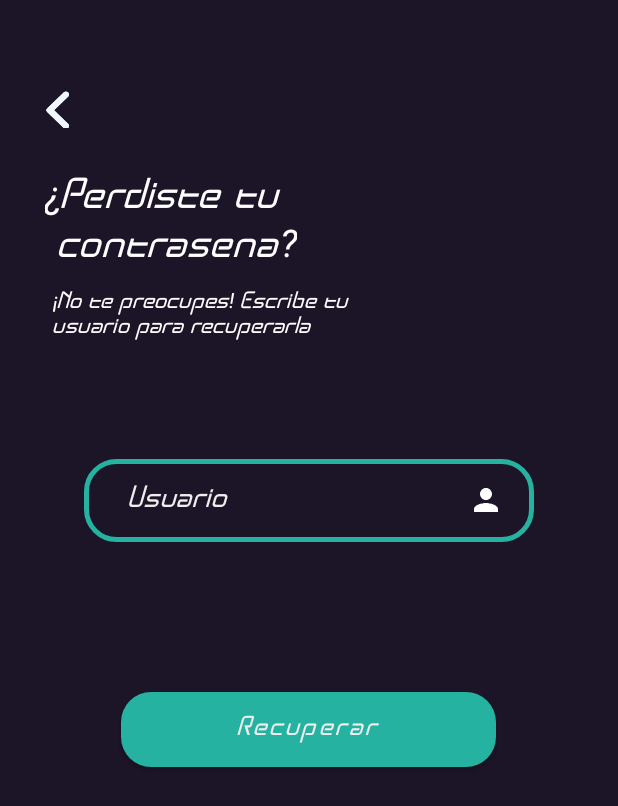
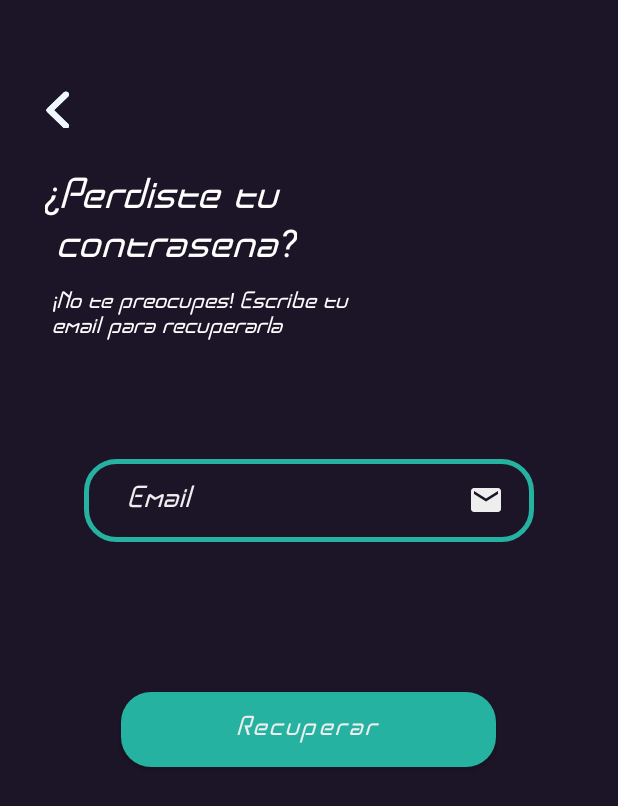
Before and after one commit to reneeduardo24/RunEvo, an Android app: the RecoveryActivity screen opened directly, with no data from a screen before it, after a tap on "Recuperar", on a phone screen of 412 x 824 dp. Shown: the top 806 px of the screen. Run offline under Robolectric (Android 15) with nearby library versions, the phone set to English and light mode, and no system bars; our stand-ins replace Firebase (no records; nobody signed in at launch, a user with empty details on screens opened directly).

Commit message:
RecoveryActivity: Funcionando

```diff
--- a/app/src/main/java/gonzalez/hernandez/runevo/RecoveryActivity.kt
+++ b/app/src/main/java/gonzalez/hernandez/runevo/RecoveryActivity.kt
@@ -1,40 +1,45 @@
 package gonzalez.hernandez.runevo
 
+import android.app.ProgressDialog
 import android.content.Intent
 import androidx.appcompat.app.AppCompatActivity
 import android.os.Bundle
+import android.util.Patterns
 import android.widget.Button
 import android.widget.EditText
 import android.widget.ImageView
 import android.widget.Toast
+import androidx.swiperefreshlayout.widget.CircularProgressDrawable
+import com.google.firebase.auth.FirebaseAuth
 import com.google.firebase.firestore.ktx.firestore
 import com.google.firebase.ktx.Firebase
+import gonzalez.hernandez.runevo.databinding.ActivityIniciarSesionBinding
+import gonzalez.hernandez.runevo.databinding.ActivityRecoveryBinding
 
 class RecoveryActivity : AppCompatActivity() {
 
-    val fs = Firebase.firestore
-
-    companion object {
-        var correo: String? = null
-        var usuario: String? = null
-    }
+    private lateinit var firebaseAuth: FirebaseAuth
+    private lateinit var binding: ActivityRecoveryBinding
+    private lateinit var progressDialog: ProgressDialog
 
     override fun onCreate(savedInstanceState: Bundle?) {
         super.onCreate(savedInstanceState)
         setContentView(R.layout.activity_recovery)
+        binding = ActivityRecoveryBinding.inflate(layoutInflater)
+        setContentView(binding.root)
 
-        val btnChecar = findViewById<Button>(R.id.btnRecuperar)
+        //Init firebase auth
+        firebaseAuth = FirebaseAuth.getInstance()
 
-        btnChecar.setOnClickListener{
-            val et_usuario: EditText = findViewById(R.id.txtUsuario)
+        //Init /setup progress dialog
+        progressDialog = ProgressDialog(this)
+        progressDialog.setTitle("Por favor espere.")
+        progressDialog.setCanceledOnTouchOutside(false)
 
-            usuario = et_usuario.text.toString()
 
-            if(!usuario.isNullOrBlank()){
-                checarCorreo()
-            }else{
-                Toast.makeText(this,"Ingresar datos", Toast.LENGTH_SHORT).show()
-            }
+        //SetOnClickListener
+        binding.btnRecuperar.setOnClickListener{
+            validateData()
         }
 
         val imgDevolver = findViewById<ImageView>(R.id.btnBackRec)
@@ -45,17 +50,39 @@ class RecoveryActivity : AppCompatActivity() {
         }
     }
 
-    fun checarCorreo(){
-        fs.collection("users").whereEqualTo("usuario", usuario).get().addOnSuccessListener { documents ->
-            for(document in documents){
-                correo = document.get("email") as String?
+    private var email = ""
+    private fun validateData() {
+        //get data
+        email = binding.txtUsuario.text.toString().trim()
+
+        //validate data
+        if(email.isEmpty()){
+            Toast.makeText(this, "Ingresa email...", Toast.LENGTH_SHORT).show()
+        }else if(!Patterns.EMAIL_ADDRESS.matcher(email).matches()){
+
+            Toast.makeText(this, "Email invalido...", Toast.LENGTH_SHORT).show()
+        }else{
+            recoverPassword()
+        }
+    }
+
+    private fun recoverPassword() {
+        //show progress
+        progressDialog.setMessage("Enviando instrucciones para recuperar.")
+        progressDialog.show()
+
+        firebaseAuth.sendPasswordResetEmail(email)
+            .addOnSuccessListener {
+                //sent
+                progressDialog.dismiss()
+                Toast.makeText(this, "Instrucciones mandadas a " + email, Toast.LENGTH_SHORT).show()
+                val lanzar = Intent(this, iniciarSesion::class.java)
+                startActivity(lanzar)
             }
-
-            val lanzar = Intent(this, RecoveryPassActivity:: class.java)
-            startActivity(lanzar)
-        }
-            .addOnFailureListener{
-                Toast.makeText(this,"El usuario no es correcto!",Toast.LENGTH_SHORT).show()
+            .addOnFailureListener {
+                //failed
+                progressDialog.dismiss()
+                Toast.makeText(this, "Fallo al enviar el correo", Toast.LENGTH_SHORT).show()
             }
     }
 }
--- a/app/src/main/java/gonzalez/hernandez/runevo/ui/perfil/PerfilFragment.kt
+++ b/app/src/main/java/gonzalez/hernandez/runevo/ui/perfil/PerfilFragment.kt
@@ -38,7 +38,6 @@ class PerfilFragment : Fragment() {
                         perfil as HashMap<String, Any>
                         var nombrepf = perfil.get("nombre")
 
-                        (activity as? MainActivity)?.changeEditText()
                         Toast.makeText(activity,"Si entra " + nombrepf,Toast.LENGTH_SHORT).show();
                         binding.txtPerfilName.text = nombrepf.toString()
                     }
--- a/app/src/main/res/layout/activity_recovery.xml
+++ b/app/src/main/res/layout/activity_recovery.xml
@@ -36,7 +36,7 @@
         android:fontFamily="@font/alt_sweat_font"
         android:textColor="@color/white"
         android:layout_marginHorizontal="35dp"
-        android:text="¡No te preocupes! Escribe tu usuario para recuperarla"
+        android:text="¡No te preocupes! Escribe tu email para recuperarla"
         />
 
     <EditText
@@ -46,12 +46,12 @@
         android:layout_marginTop="70dp"
         android:layout_gravity="center"
         android:background="@drawable/bordes_redondos"
-        android:hint="Usuario"
+        android:hint="Email"
         android:paddingStart="30dp"
         android:textColorHint="@color/gris"
         android:textColor="@color/gris"
         android:fontFamily="@font/alt_sweat_font"
-        android:drawableEnd="@drawable/ic_user_24"
+        android:drawableEnd="@drawable/ic_baseline_email_24"
         android:paddingEnd="20dp"
         android:inputType="textPersonName" />
 
```
Also changed, not shown: app/src/main/java/gonzalez/hernandez/runevo/RecoveryPassActivity.kt (deleted, +0 -57 lines), app/src/main/res/layout/activity_recovery_pass.xml (deleted, +0 -76 lines).
